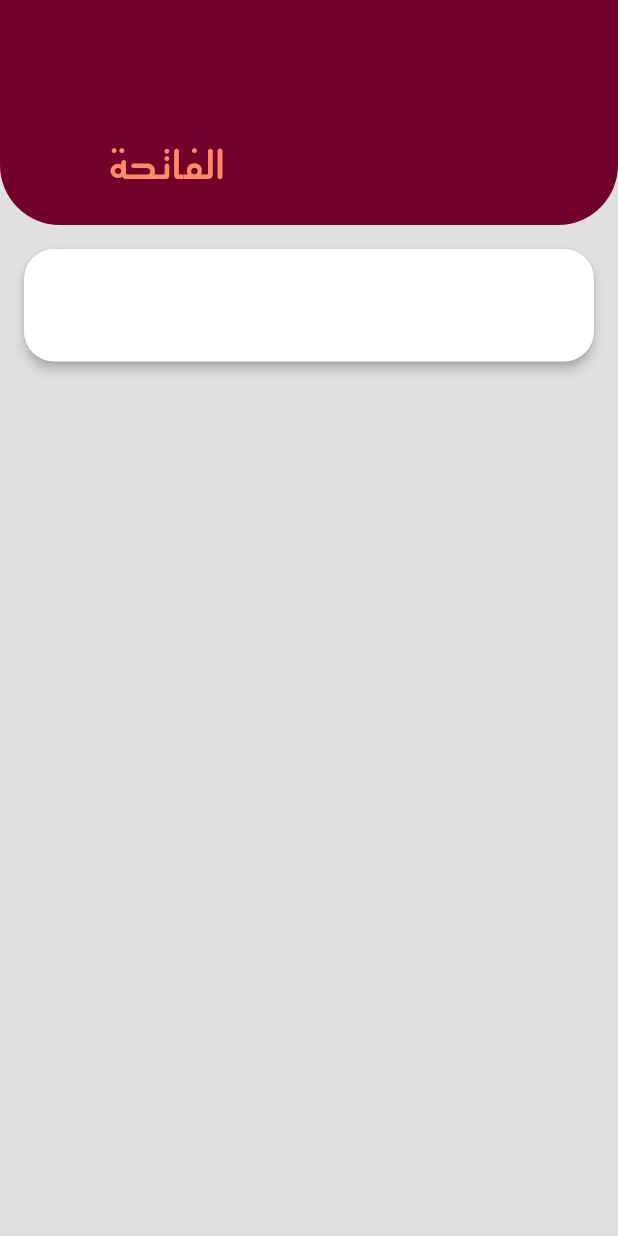
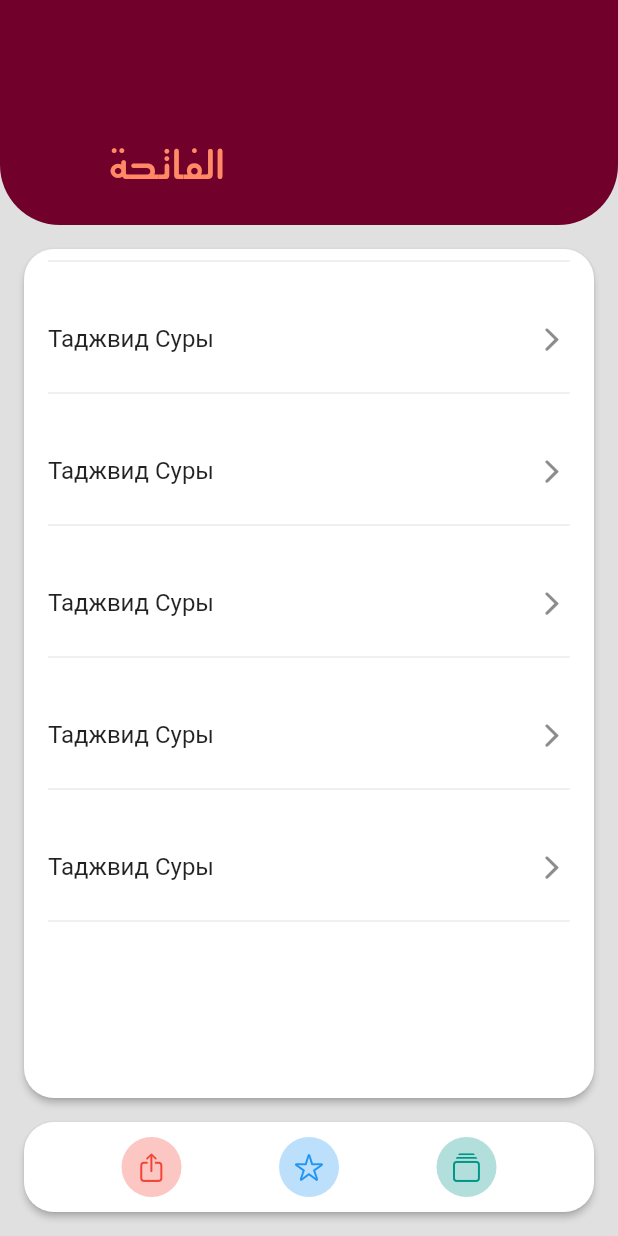
Before and after one commit to JMApps/project_fatiha, a Flutter app: the screen it shows after launch, on a phone screen of 412 x 824 dp. Run offline on Flutter 3.47's test engine with Material 2 defaults, Android fonts, the phone set to English and light mode, and no system bars.

Commit message:
Added main items in card's

```diff
--- a/lib/application/root_page.dart
+++ b/lib/application/root_page.dart
@@ -3,12 +3,12 @@ import 'package:project_fatiha/config/themes/app_themes.dart';
 import 'package:project_fatiha/modules/screens/main_page.dart';
 
 class RootPage extends StatelessWidget {
-  RootPage({Key? key}) : super(key: key);
+  const RootPage({Key? key}) : super(key: key);
 
-  final appThemes = AppThemes();
 
   @override
   Widget build(BuildContext context) {
+    final appThemes = AppThemes();
     return MaterialApp(
       debugShowCheckedModeBanner: false,
       title: 'Фатиха',
--- a/lib/config/styles/custom_styles.dart
+++ b/lib/config/styles/custom_styles.dart
@@ -5,6 +5,10 @@ class CustomStyles {
   // Paddings // Margins
   final mainPadding = const EdgeInsets.all(16);
   final mainMargin = const EdgeInsets.all(16);
+
+  // Paddings // Margins
+  final mainPaddingWithoutBottom = const EdgeInsets.only(left: 16, top: 16, right: 16);
+  final mainMarginWithoutBottom = const EdgeInsets.only(left: 16, top: 16, right: 16);
 
   // Border Radius // Shape Radius
   final mainBorderRadius = const BorderRadius.all(Radius.circular(20));
--- a/lib/config/themes/app_themes.dart
+++ b/lib/config/themes/app_themes.dart
@@ -3,28 +3,22 @@ import 'package:flutter/material.dart';
 class AppThemes {
   final lightTheme = ThemeData(
     scaffoldBackgroundColor: Colors.grey.shade300,
-    colorScheme: const ColorScheme.highContrastLight(
-      primary: Color(0xFF71002b),
-      onPrimary: Color(0xFFFF5722),
-      secondary: Color(0xFFFF5722),
-    ),
     appBarTheme: const AppBarTheme(
+      backgroundColor: Color(0xFF71002b),
       centerTitle: true,
       elevation: 0,
     ),
+    cardColor: const Color(0xFFFFFFFF),
   );
 
   final darkTheme = ThemeData(
-    scaffoldBackgroundColor: Colors.blueGrey.shade800,
-    colorScheme: const ColorScheme.highContrastDark(
-      primary: Color(0xFF192326),
-      onPrimary: Color(0xFFF44336),
-      secondary: Color(0xFFC62828),
-    ),
+    scaffoldBackgroundColor: const Color(0xFF243136),
     appBarTheme: const AppBarTheme(
+      backgroundColor:  Color(0xFF0C2125),
       centerTitle: true,
       elevation: 0,
     ),
+    cardColor: const Color(0xFF0C2125),
   );
 }
 
--- a/lib/main.dart
+++ b/lib/main.dart
@@ -3,6 +3,6 @@ import 'package:project_fatiha/application/root_page.dart';
 
 void main() {
   runApp(
-    RootPage(),
+    const RootPage(),
   );
 }
--- a/lib/modules/screens/main_page.dart
+++ b/lib/modules/screens/main_page.dart
@@ -1,7 +1,8 @@
 import 'package:flutter/cupertino.dart';
 import 'package:flutter/material.dart';
-import 'package:flutter/rendering.dart';
 import 'package:project_fatiha/config/styles/custom_styles.dart';
+import 'package:project_fatiha/widgets/items/bottom_circle_item.dart';
+import 'package:project_fatiha/widgets/items/main_item.dart';
 
 class MainPage extends StatelessWidget {
   MainPage({Key? key}) : super(key: key);
@@ -36,24 +37,46 @@ class MainPage extends StatelessWidget {
           ],
         ),
       ),
-      body: Column(
-        children: [
-          Card(
-            elevation: 3,
-            margin: customStyles.mainMargin,
+      body: Card(
+        elevation: 2,
+        margin: customStyles.mainMarginWithoutBottom,
         shape: customStyles.mainShapeRadius,
         child: SizedBox(
-              height: 75,
-              child: Row(
-                mainAxisAlignment: MainAxisAlignment.spaceEvenly,
-                crossAxisAlignment: CrossAxisAlignment.center,
+          height: double.infinity,
+          child: SingleChildScrollView(
+            child: Column(
               children: [
-
+                const Divider(indent: 16, endIndent: 16),
+                MainItem(title:'Таджвид Суры'),
+                const Divider(indent: 16, endIndent: 16),
+                MainItem(title:'Таджвид Суры'),
+                const Divider(indent: 16, endIndent: 16),
+                MainItem(title:'Таджвид Суры'),
+                const Divider(indent: 16, endIndent: 16),
+                MainItem(title:'Таджвид Суры'),
+                const Divider(indent: 16, endIndent: 16),
+                MainItem(title:'Таджвид Суры'),
+                const Divider(indent: 16, endIndent: 16),
               ],
             ),
           ),
         ),
+      ),
+      bottomNavigationBar: Card(
+        elevation: 2,
+        margin: customStyles.mainMargin,
+        shape: customStyles.mainShapeRadius,
+        child: SizedBox(
+          height: 60,
+          child: Row(
+            mainAxisAlignment: MainAxisAlignment.spaceEvenly,
+            children: const [
+              BottomCircleItem(icon: CupertinoIcons.share, color: Colors.red),
+              BottomCircleItem(icon: CupertinoIcons.star, color: Colors.blue),
+              BottomCircleItem(icon: CupertinoIcons.collections, color: Colors.teal),
             ],
+          ),
+        ),
       ),
     );
   }
--- /dev/null
+++ b/lib/widgets/items/bottom_circle_item.dart
@@ -0,0 +1,29 @@
+import 'package:flutter/material.dart';
+
+class BottomCircleItem extends StatelessWidget {
+  const BottomCircleItem({
+    Key? key,
+    required this.icon,
+    required this.color,
+  }) : super(key: key);
+
+  final IconData icon;
+  final Color color;
+
+  @override
+  Widget build(BuildContext context) {
+    return InkWell(
+      borderRadius: BorderRadius.circular(30),
+      child: CircleAvatar(
+        maxRadius: 20,
+        backgroundColor: color.withOpacity(0.3),
+        child: Icon(
+          icon,
+          color: color.withOpacity(1),
+          size: 20,
+        ),
+      ),
+      onTap: () {},
+    );
+  }
+}
--- a/lib/widgets/items/main_item.dart
+++ b/lib/widgets/items/main_item.dart
@@ -1,32 +1,29 @@
+import 'package:flutter/cupertino.dart';
 import 'package:flutter/material.dart';
 import 'package:project_fatiha/config/styles/custom_styles.dart';
-import 'package:project_fatiha/config/themes/app_themes.dart';
 
 class MainItem extends StatelessWidget {
-  const MainItem({
+  MainItem({
     Key? key,
-    required this.currentIndex,
+    required this.title,
   }) : super(key: key);
 
-  final int currentIndex;
+  final String title;
+  final customStyles = CustomStyles();
 
   @override
   Widget build(BuildContext context) {
-    final customStyles = CustomStyles();
-    return Card(
-      elevation: 1,
-      color: Theme.of(context).colorScheme.mainBackgroundColor,
-      child: Container(
-        width: double.infinity,
-        height: 75,
-        padding: customStyles.mainPadding,
-        decoration: BoxDecoration(
+    return InkWell(
+      child: ListTile(
+        contentPadding: const EdgeInsets.only(
+          left: 16,
+          top: 16,
+          right: 16,
         ),
-        child: Text(
-          'Yes $currentIndex',
-          textAlign: TextAlign.center,
-        ),
+        title: Text(title),
+        trailing: const Icon(CupertinoIcons.forward),
       ),
+      onTap: () {},
     );
   }
 }
```
Lines whose indentation alone changed are shown as unchanged.
